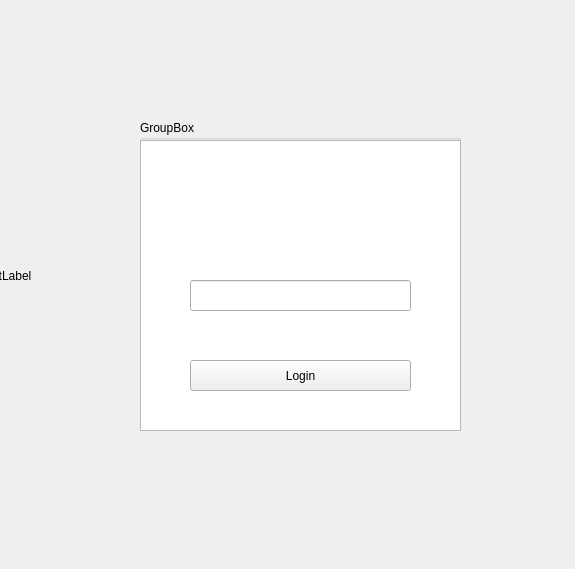
First picture: the form in loadUI/login.ui, repository AhriKwon/Viper_Pipeline, before the edit.
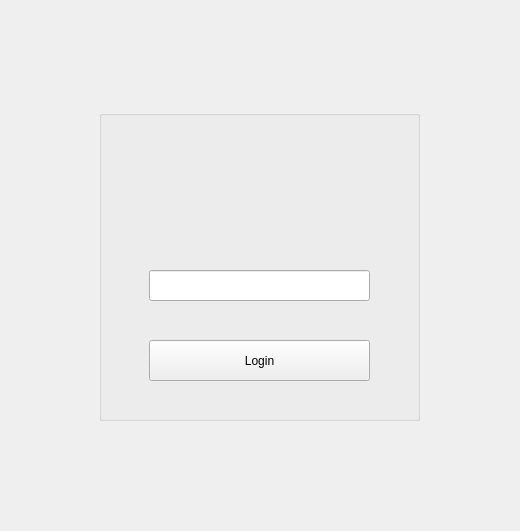
Second picture: the form after the edit. Icons and pictures are not drawn.

What changed in the file:
```diff
--- a/loadUI/login.ui
+++ b/loadUI/login.ui
@@ -6,8 +6,8 @@
    <rect>
     <x>0</x>
     <y>0</y>
-    <width>575</width>
-    <height>569</height>
+    <width>520</width>
+    <height>531</height>
    </rect>
   </property>
   <property name="minimumSize">
@@ -23,44 +23,24 @@
    <iconset resource="../../../resources.qrc">
     <normaloff>:/icon_email/다운로드/png/email _basic.png</normaloff>:/icon_email/다운로드/png/email _basic.png</iconset>
   </property>
-  <widget class="QLabel" name="label_gif">
-   <property name="geometry">
-    <rect>
-     <x>-20</x>
-     <y>0</y>
-     <width>551</width>
-     <height>551</height>
-    </rect>
-   </property>
-   <property name="text">
-    <string>TextLabel</string>
-   </property>
-   <property name="scaledContents">
-    <bool>true</bool>
-   </property>
-  </widget>
+  <layout class="QHBoxLayout" name="horizontalLayout">
+   <item>
   <widget class="QGroupBox" name="groupBox_loginbox">
-   <property name="geometry">
-    <rect>
-     <x>140</x>
-     <y>120</y>
+     <property name="minimumSize">
+      <size>
      <width>321</width>
      <height>311</height>
-    </rect>
+      </size>
+     </property>
+     <property name="maximumSize">
+      <size>
+       <width>321</width>
+       <height>311</height>
+      </size>
    </property>
    <property name="title">
-    <string>GroupBox</string>
-   </property>
-   <widget class="QListWidget" name="listWidget_2">
-    <property name="geometry">
-     <rect>
-      <x>0</x>
-      <y>20</y>
-      <width>321</width>
-      <height>291</height>
-     </rect>
-    </property>
-   </widget>
+      <string/>
+     </property>
    <widget class="QLineEdit" name="lineEdit_id">
     <property name="geometry">
      <rect>
@@ -75,9 +55,9 @@
     <property name="geometry">
      <rect>
       <x>50</x>
-      <y>240</y>
+        <y>230</y>
       <width>221</width>
-      <height>31</height>
+        <height>41</height>
      </rect>
     </property>
     <property name="text">
@@ -104,6 +84,8 @@
     </property>
    </widget>
   </widget>
+   </item>
+  </layout>
  </widget>
  <resources>
   <include location="../../../resources.qrc"/>
```
Left out of the diff: 4 changed lines with no effect on the pictures. Lines whose indentation alone changed are shown as unchanged.
